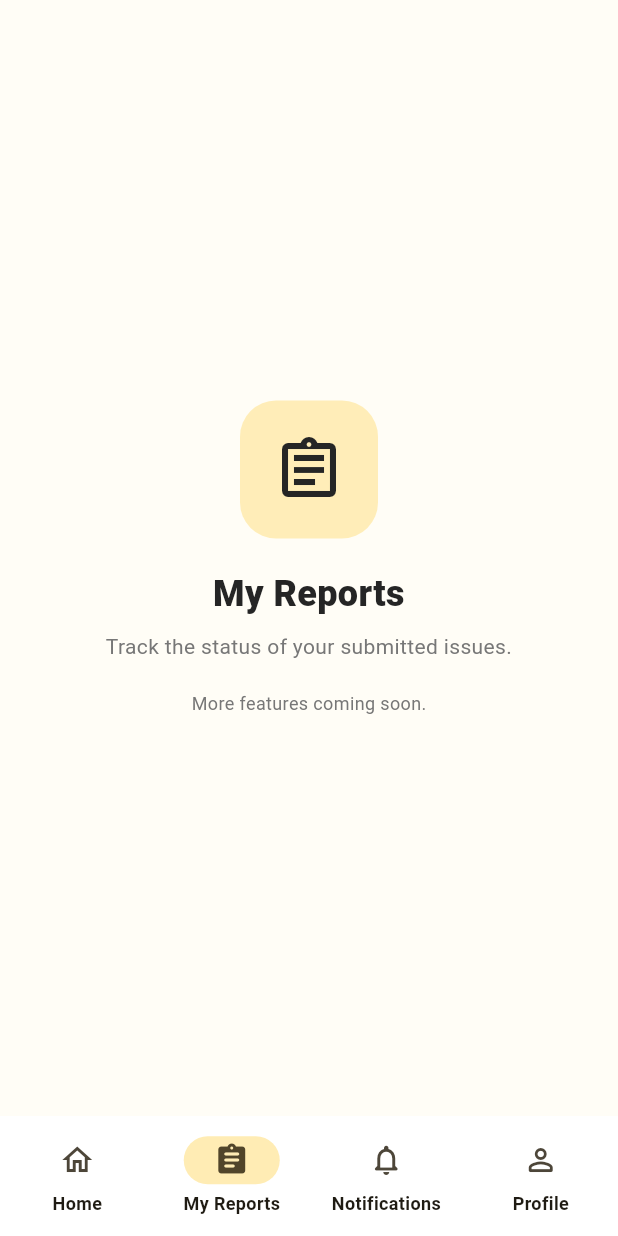
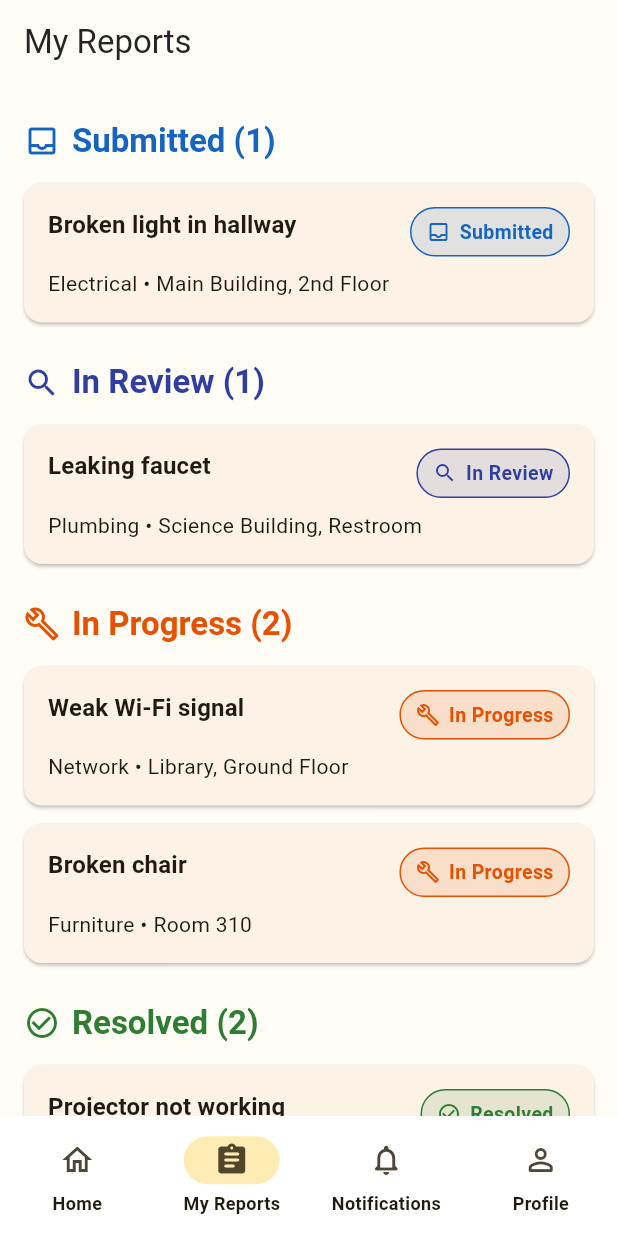
Before and after one commit to karenangco24-source/QuickFix, a Flutter app: the screen it shows after launch, item 2 of the bottom bar chosen, on a phone screen of 412 x 824 dp. Run offline on Flutter 3.47's test engine with Material 3 defaults, Android fonts, the phone set to English and light mode, and no system bars; our stand-ins replace image_picker.

Commit message:
Add My Reports and Report Details screens with MVVM

```diff
--- /dev/null
+++ b/lib/models/report.dart
@@ -0,0 +1,22 @@
+import 'report_status.dart';
+
+/// Immutable data model for a submitted report.
+class Report {
+  const Report({
+    required this.id,
+    required this.title,
+    required this.description,
+    required this.category,
+    required this.location,
+    required this.status,
+    required this.submittedAt,
+  });
+
+  final String id;
+  final String title;
+  final String description;
+  final String category;
+  final String location;
+  final ReportStatus status;
+  final DateTime submittedAt;
+}
--- /dev/null
+++ b/lib/models/report_status.dart
@@ -0,0 +1,36 @@
+/// Domain-level status of a report.
+/// No Flutter/UI imports here (Single Responsibility): colors and icons
+/// live in widgets/status_style.dart.
+enum ReportStatus {
+  submitted,
+  inReview,
+  inProgress,
+  resolved;
+
+  String get label {
+    switch (this) {
+      case ReportStatus.submitted:
+        return 'Submitted';
+      case ReportStatus.inReview:
+        return 'In Review';
+      case ReportStatus.inProgress:
+        return 'In Progress';
+      case ReportStatus.resolved:
+        return 'Resolved';
+    }
+  }
+
+  /// Plain-language explanation shown on the Report Details screen.
+  String get explanation {
+    switch (this) {
+      case ReportStatus.submitted:
+        return 'Your report was received and is waiting to be reviewed by the campus team.';
+      case ReportStatus.inReview:
+        return 'The campus team is checking the details of your report and deciding who should handle it.';
+      case ReportStatus.inProgress:
+        return 'A staff member is currently working on fixing the issue.';
+      case ReportStatus.resolved:
+        return 'The issue has been fixed. If the problem comes back, you can submit a new report.';
+    }
+  }
+}
--- a/lib/navigation/main_navigation.dart
+++ b/lib/navigation/main_navigation.dart
@@ -2,6 +2,7 @@
 import 'package:flutter/material.dart';
 
 import '../screens/home_screen.dart';
+import '../screens/my_reports_screen.dart';
 import '../screens/placeholder_screen.dart';
 import '../screens/report_issue_screen.dart';
 
@@ -37,11 +38,7 @@ class _MainNavigationState extends State<MainNavigation> {
         onMyReportsTap: () => _selectTab(1),
         onNotificationsTap: () => _selectTab(2),
       ),
-      const PlaceholderScreen(
-        title: 'My Reports',
-        subtitle: 'Track the status of your submitted issues.',
-        icon: Icons.assignment_outlined,
-      ),
+      const MyReportsScreen(),
       const PlaceholderScreen(
         title: 'Notifications',
         subtitle: 'Stay updated on your maintenance reports.',
--- /dev/null
+++ b/lib/repositories/mock_report_repository.dart
@@ -0,0 +1,78 @@
+import '../models/report.dart';
+import '../models/report_status.dart';
+import 'report_repository.dart';
+
+/// Prototype data source. Swap for a real implementation later.
+class MockReportRepository implements ReportRepository {
+  @override
+  Future<List<Report>> getMyReports() async {
+    await Future<void>.delayed(const Duration(milliseconds: 400));
+    return _reports;
+  }
+
+  @override
+  Future<Report?> getReportById(String id) async {
+    final reports = await getMyReports();
+    for (final report in reports) {
+      if (report.id == id) return report;
+    }
+    return null;
+  }
+
+  static final List<Report> _reports = [
+    Report(
+      id: 'R-1001',
+      title: 'Broken light in hallway',
+      description: 'The ceiling light near Room 204 keeps flickering and sometimes turns off completely.',
+      category: 'Electrical',
+      location: 'Main Building, 2nd Floor',
+      status: ReportStatus.submitted,
+      submittedAt: DateTime(2026, 10, 14, 9, 30),
+    ),
+    Report(
+      id: 'R-1002',
+      title: 'Leaking faucet',
+      description: 'The faucet in the second sink keeps dripping even when fully closed.',
+      category: 'Plumbing',
+      location: 'Science Building, Restroom',
+      status: ReportStatus.inReview,
+      submittedAt: DateTime(2026, 10, 12, 14, 5),
+    ),
+    Report(
+      id: 'R-1003',
+      title: 'Weak Wi-Fi signal',
+      description: 'The Wi-Fi disconnects every few minutes in the reading area.',
+      category: 'Network',
+      location: 'Library, Ground Floor',
+      status: ReportStatus.inProgress,
+      submittedAt: DateTime(2026, 10, 10, 11, 20),
+    ),
+    Report(
+      id: 'R-1004',
+      title: 'Broken chair',
+      description: 'Two chairs in the room have loose legs and are unsafe to sit on.',
+      category: 'Furniture',
+      location: 'Room 310',
+      status: ReportStatus.inProgress,
+      submittedAt: DateTime(2026, 10, 9, 8, 45),
+    ),
+    Report(
+      id: 'R-1005',
+      title: 'Projector not working',
+      description: 'The projector does not turn on, even after checking the power cable.',
+      category: 'Equipment',
+      location: 'Room 118',
+      status: ReportStatus.resolved,
+      submittedAt: DateTime(2026, 10, 5, 13, 10),
+    ),
+    Report(
+      id: 'R-1006',
+      title: 'Clogged drain',
+      description: 'Water pools near the drain by the cafeteria entrance after it rains.',
+      category: 'Plumbing',
+      location: 'Cafeteria Entrance',
+      status: ReportStatus.resolved,
+      submittedAt: DateTime(2026, 10, 2, 16, 0),
+    ),
+  ];
+}
--- /dev/null
+++ b/lib/repositories/report_repository.dart
@@ -0,0 +1,9 @@
+import '../models/report.dart';
+
+/// Abstraction the ViewModels depend on (Dependency Inversion).
+/// A real backend or database can replace the mock later without
+/// changing any ViewModel or screen (Open/Closed).
+abstract class ReportRepository {
+  Future<List<Report>> getMyReports();
+  Future<Report?> getReportById(String id);
+}
--- /dev/null
+++ b/lib/screens/my_reports_screen.dart
@@ -0,0 +1,149 @@
+import 'package:flutter/material.dart';
+
+import '../models/report.dart';
+import '../models/report_status.dart';
+import '../repositories/mock_report_repository.dart';
+import '../repositories/report_repository.dart';
+import '../viewmodels/my_reports_viewmodel.dart';
+import '../widgets/report_card.dart';
+import '../widgets/status_style.dart';
+import 'report_details_screen.dart';
+
+/// View only: draws what the ViewModel exposes and forwards user actions.
+class MyReportsScreen extends StatefulWidget {
+  const MyReportsScreen({super.key, this.repository});
+
+  /// Optional so the data source can be injected (e.g. for tests).
+  /// Falls back to the mock repository for the prototype.
+  final ReportRepository? repository;
+
+  @override
+  State<MyReportsScreen> createState() => _MyReportsScreenState();
+}
+
+class _MyReportsScreenState extends State<MyReportsScreen> {
+  late final MyReportsViewModel _viewModel;
+
+  @override
+  void initState() {
+    super.initState();
+    _viewModel =
+        MyReportsViewModel(widget.repository ?? MockReportRepository());
+    _viewModel.loadReports();
+  }
+
+  @override
+  void dispose() {
+    _viewModel.dispose();
+    super.dispose();
+  }
+
+  void _openDetails(Report report) {
+    Navigator.of(context).push(
+      MaterialPageRoute<void>(
+        builder: (_) => ReportDetailsScreen(report: report),
+      ),
+    );
+  }
+
+  @override
+  Widget build(BuildContext context) {
+    return Scaffold(
+      appBar: AppBar(title: const Text('My Reports')),
+      body: ListenableBuilder(
+        listenable: _viewModel,
+        builder: (context, _) {
+          if (_viewModel.isLoading) {
+            return const Center(child: CircularProgressIndicator());
+          }
+          if (_viewModel.errorMessage != null) {
+            return _MessageView(
+              message: _viewModel.errorMessage!,
+              actionLabel: 'Try again',
+              onAction: _viewModel.loadReports,
+            );
+          }
+          if (_viewModel.isEmpty) {
+            return const _MessageView(
+              message: 'You have not submitted any reports yet.',
+            );
+          }
+
+          final groups = _viewModel.groupedByStatus.entries.toList();
+          return ListView(
+            padding: const EdgeInsets.all(16),
+            children: [
+              for (final entry in groups) ...[
+                _StatusHeader(status: entry.key, count: entry.value.length),
+                for (final report in entry.value)
+                  ReportCard(
+                    report: report,
+                    onTap: () => _openDetails(report),
+                  ),
+                const SizedBox(height: 12),
+              ],
+            ],
+          );
+        },
+      ),
+    );
+  }
+}
+
+class _StatusHeader extends StatelessWidget {
+  const _StatusHeader({required this.status, required this.count});
+
+  final ReportStatus status;
+  final int count;
+
+  @override
+  Widget build(BuildContext context) {
+    return Padding(
+      padding: const EdgeInsets.symmetric(vertical: 8),
+      child: Row(
+        children: [
+          Icon(status.icon, color: status.color),
+          const SizedBox(width: 8),
+          Text(
+            '${status.label} ($count)',
+            style: Theme.of(context).textTheme.titleLarge?.copyWith(
+                  fontWeight: FontWeight.w700,
+                  color: status.color,
+                ),
+          ),
+        ],
+      ),
+    );
+  }
+}
+
+class _MessageView extends StatelessWidget {
+  const _MessageView({required this.message, this.actionLabel, this.onAction});
+
+  final String message;
+  final String? actionLabel;
+  final VoidCallback? onAction;
+
+  @override
+  Widget build(BuildContext context) {
+    return Center(
+      child: Padding(
+        padding: const EdgeInsets.all(24),
+        child: Column(
+          mainAxisSize: MainAxisSize.min,
+          children: [
+            Text(
+              message,
+              textAlign: TextAlign.center,
+              style: Theme.of(context).textTheme.bodyLarge,
+            ),
+            if (actionLabel != null && onAction != null) ...[
+              const SizedBox(height: 16),
+              FilledButton(onPressed: onAction, child: Text(actionLabel!)),
+            ],
+          ],
+        ),
+      ),
+    );
+  }
+}
--- /dev/null
+++ b/lib/viewmodels/my_reports_viewmodel.dart
@@ -0,0 +1,50 @@
+import 'package:flutter/foundation.dart';
+
+import '../models/report.dart';
+import '../models/report_status.dart';
+import '../repositories/report_repository.dart';
+
+/// State and logic for the My Reports screen.
+/// Depends only on the ReportRepository abstraction.
+class MyReportsViewModel extends ChangeNotifier {
+  MyReportsViewModel(this._repository);
+
+  final ReportRepository _repository;
+
+  bool _isLoading = false;
+  String? _errorMessage;
+  List<Report> _reports = const [];
+
+  bool get isLoading => _isLoading;
+  String? get errorMessage => _errorMessage;
+  bool get isEmpty => !_isLoading && _errorMessage == null && _reports.isEmpty;
+
+  /// Reports grouped by status, in the order of the ReportStatus enum.
+  /// Newest reports come first inside each group. Empty groups are skipped.
+  Map<ReportStatus, List<Report>> get groupedByStatus {
+    final grouped = <ReportStatus, List<Report>>{};
+    for (final status in ReportStatus.values) {
+      final items = _reports.where((r) => r.status == status).toList()
+        ..sort((a, b) => b.submittedAt.compareTo(a.submittedAt));
+      if (items.isNotEmpty) {
+        grouped[status] = items;
+      }
+    }
+    return grouped;
+  }
+
+  Future<void> loadReports() async {
+    _isLoading = true;
+    _errorMessage = null;
+    notifyListeners();
+
+    try {
+      _reports = await _repository.getMyReports();
+    } catch (_) {
+      _errorMessage = 'Could not load your reports. Please try again.';
+    } finally {
+      _isLoading = false;
+      notifyListeners();
+    }
+  }
+}
--- /dev/null
+++ b/lib/widgets/report_card.dart
@@ -0,0 +1,51 @@
+import 'package:flutter/material.dart';
+
+import '../models/report.dart';
+import 'status_chip.dart';
+
+/// One tappable report in the My Reports list.
+class ReportCard extends StatelessWidget {
+  const ReportCard({super.key, required this.report, required this.onTap});
+
+  final Report report;
+  final VoidCallback onTap;
+
+  @override
+  Widget build(BuildContext context) {
+    final textTheme = Theme.of(context).textTheme;
+    return Card(
+      margin: const EdgeInsets.symmetric(vertical: 6),
+      child: InkWell(
+        borderRadius: BorderRadius.circular(12),
+        onTap: onTap,
+        child: Padding(
+          padding: const EdgeInsets.all(16),
+          child: Column(
+            crossAxisAlignment: CrossAxisAlignment.start,
+            children: [
+              Row(
+                crossAxisAlignment: CrossAxisAlignment.start,
+                children: [
+                  Expanded(
+                    child: Text(
+                      report.title,
+                      style: textTheme.titleMedium
+                          ?.copyWith(fontWeight: FontWeight.w600),
+                    ),
+                  ),
+                  const SizedBox(width: 8),
+                  StatusChip(status: report.status),
+                ],
+              ),
+              const SizedBox(height: 8),
+              Text(
+                '${report.category} • ${report.location}',
+                style: textTheme.bodyMedium,
+              ),
+            ],
+          ),
+        ),
+      ),
+    );
+  }
+}
--- /dev/null
+++ b/lib/widgets/status_chip.dart
@@ -0,0 +1,43 @@
+import 'package:flutter/material.dart';
+
+import '../models/report_status.dart';
+import 'status_style.dart';
+
+/// Shows a status using icon + text + color together.
+class StatusChip extends StatelessWidget {
+  const StatusChip({super.key, required this.status});
+
+  final ReportStatus status;
+
+  @override
+  Widget build(BuildContext context) {
+    final color = status.color;
+    return Semantics(
+      label: 'Status: ${status.label}',
+      excludeSemantics: true,
+      child: Container(
+        padding: const EdgeInsets.symmetric(horizontal: 10, vertical: 6),
+        decoration: BoxDecoration(
+          color: color.withAlpha(30),
+          borderRadius: BorderRadius.circular(20),
+          border: Border.all(color: color),
+        ),
+        child: Row(
+          mainAxisSize: MainAxisSize.min,
+          children: [
+            Icon(status.icon, size: 16, color: color),
+            const SizedBox(width: 6),
+            Text(
+              status.label,
+              style: TextStyle(
+                color: color,
+                fontWeight: FontWeight.w600,
+                fontSize: 13,
+              ),
+            ),
+          ],
+        ),
+      ),
+    );
+  }
+}
```
Also changed, not shown: lib/screens/report_details_screen.dart (added, +119 -0 lines), lib/viewmodels/report_details_viewmodel.dart (added, +31 -0 lines), lib/widgets/status_style.dart (added, +33 -0 lines).
